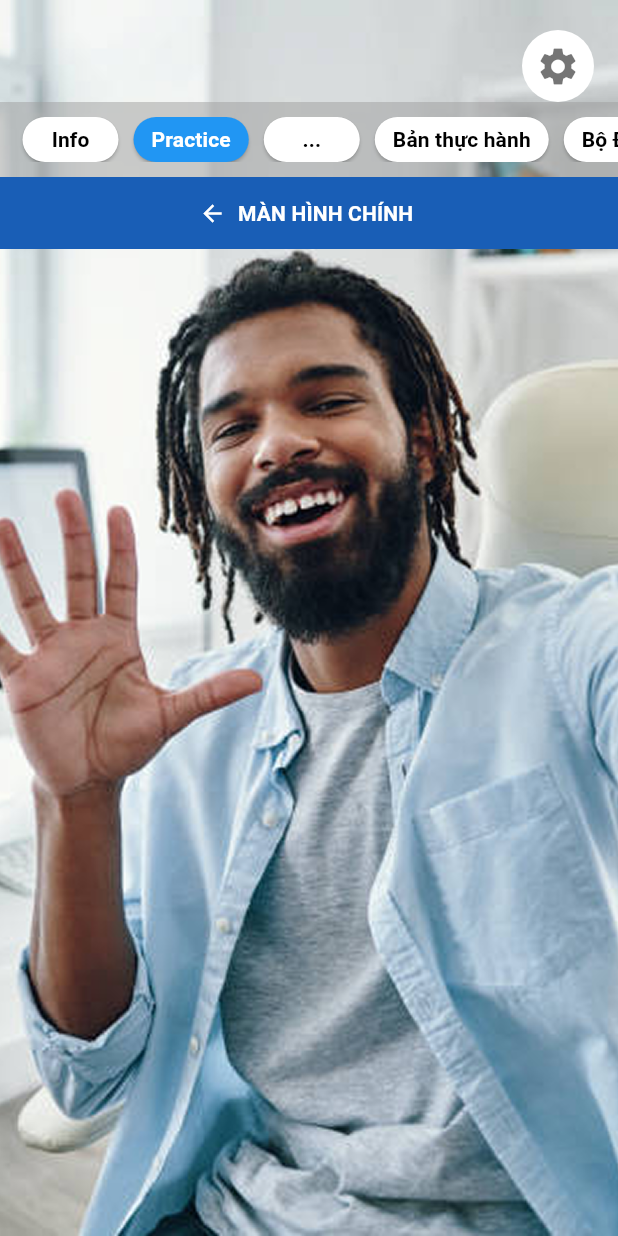
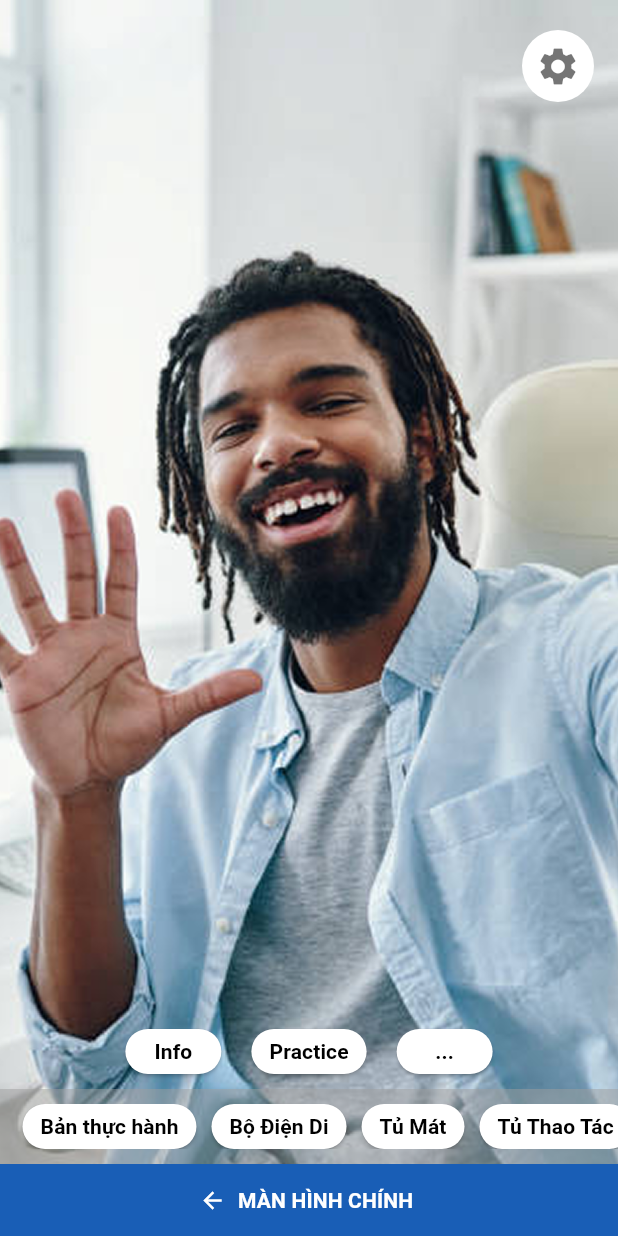
Before and after one commit to Khoa280703/btl_mobile, a Flutter app: the ButtonPage screen opened directly, on a phone screen of 412 x 824 dp. Run offline on Flutter 3.47's test engine with Material 3 defaults, Android fonts, the light colour scheme and no system bars; our stand-ins replace camera.

Commit message:
activr butotn

```diff
--- a/lib/views/button_page.dart
+++ b/lib/views/button_page.dart
@@ -1,6 +1,13 @@
 import 'package:flutter/material.dart';
 
-class ButtonPage extends StatelessWidget {
+class ButtonPage extends StatefulWidget {
+  @override
+  _ButtonPageState createState() => _ButtonPageState();
+}
+
+class _ButtonPageState extends State<ButtonPage> {
+  String _selectedButton = ''; // Stores the currently selected button
+
   @override
   Widget build(BuildContext context) {
     return Scaffold(
@@ -11,12 +18,11 @@ class ButtonPage extends StatelessWidget {
             // Full-screen background image
             Positioned.fill(
               child: Image.asset(
-                'assets/images/anh_da_den_high_five.png', // Change this to your actual image
-                fit: BoxFit.cover, // Make the image cover the whole screen
+                'assets/images/anh_da_den_high_five.png',
+                fit: BoxFit.cover,
               ),
             ),
 
-            // Overlay content
             Column(
               children: [
                 const SizedBox(height: 20),
@@ -29,48 +35,56 @@ class ButtonPage extends StatelessWidget {
                     children: [
                       Container(
                         decoration: const BoxDecoration(
-                          color: Colors.white, // Background color
-                          shape: BoxShape.circle, // Circular shape
+                          color: Colors.white,
+                          shape: BoxShape.circle,
                         ),
                         child: IconButton(
-                          icon:
-                              const Icon(Icons.settings, color: Colors.black54),
-                          iconSize: 30, // Adjust icon size
-                          splashRadius: 24, // Ripple effect size
-                          onPressed: () {
-                            // Handle settings action
-                          },
+                          icon: const Icon(Icons.settings, color: Colors.black54),
+                          iconSize: 30,
+                          splashRadius: 24,
+                          onPressed: () {},
                         ),
                       ),
                     ],
                   ),
                 ),
 
+                const Spacer(),
 
-                // Horizontal button list with semi-transparent background
+                // First row of buttons (Centered)
                 Container(
-                  height: 50, // Set the height of the container
-                  color: Colors.grey
-                      .withOpacity(0.5), // Gray background with opacity
-                  padding: EdgeInsets.symmetric(vertical: 10),
+                  height: 50,
+                  padding: const EdgeInsets.symmetric(vertical: 10),
                   child: Align(
-                    alignment:
-                        Alignment.center, // Center buttons inside the container
+                    alignment: Alignment.center,
+                    child: Row(
+                      mainAxisAlignment: MainAxisAlignment.center,
+                      children: [
+                        _buildRoundButton('Info'),
+                        const SizedBox(width: 10),
+                        _buildRoundButton('Practice'),
+                        const SizedBox(width: 10),
+                        _buildRoundButton('...'),
+                      ],
+                    ),
+                  ),
+                ),
+
+                // Second row of buttons (Scrollable)
+                Container(
+                  height: 50,
+                  color: Colors.grey.withOpacity(0.5),
+                  padding: const EdgeInsets.symmetric(vertical: 10),
+                  child: Align(
+                    alignment: Alignment.center,
                     child: ListView(
                       scrollDirection: Axis.horizontal,
                       padding: const EdgeInsets.symmetric(horizontal: 10),
                       children: [
-                        _buildRoundButton('Info', Colors.white, Colors.black),
-                        _buildRoundButton(
-                            'Practice', Colors.blue, Colors.white),
-                        _buildRoundButton('...', Colors.white, Colors.black),
-                        _buildRoundButton(
-                            'Bản thực hành', Colors.white, Colors.black),
-                        _buildRoundButton(
-                            'Bộ Điện Di', Colors.white, Colors.black),
-                        _buildRoundButton('Tủ Mát', Colors.white, Colors.black),
-                        _buildRoundButton(
-                            'Tủ Thao Tác', Colors.white, Colors.black),
+                        _buildRoundButton('Bản thực hành'),
+                        _buildRoundButton('Bộ Điện Di'),
+                        _buildRoundButton('Tủ Mát'),
+                        _buildRoundButton('Tủ Thao Tác'),
                       ],
                     ),
                   ),
@@ -79,7 +93,7 @@ class ButtonPage extends StatelessWidget {
                 // Bottom navigation button
                 Container(
                   width: double.infinity,
-                  color: const Color.fromRGBO(25, 94, 182, 1), // Blue
+                  color: const Color.fromRGBO(25, 94, 182, 1),
                   child: TextButton.icon(
                     onPressed: () {
                       Navigator.pop(context);
@@ -94,8 +108,6 @@ class ButtonPage extends StatelessWidget {
                     ),
                   ),
                 ),
-
-                const SizedBox(height: 10),
               ],
             ),
           ],
@@ -104,31 +116,36 @@ class ButtonPage extends StatelessWidget {
     );
   }
 
-  Widget _buildRoundButton(String label, Color bgColor, Color textColor) {
+  // Button Builder
+  Widget _buildRoundButton(String label) {
+    bool isSelected = _selectedButton == label; // Check if the button is selected
+
     return Padding(
       padding: const EdgeInsets.symmetric(horizontal: 5),
       child: ConstrainedBox(
         constraints: const BoxConstraints(
-          minHeight: 30, // Minimum height to keep the button short
-          maxHeight: 30, // Maximum height to prevent it from expanding
+          minHeight: 30,
+          maxHeight: 30,
         ),
         child: ElevatedButton(
-          onPressed: () {},
+          onPressed: () {
+            setState(() {
+              _selectedButton = label; // Update the selected button
+            });
+          },
           style: ElevatedButton.styleFrom(
-            backgroundColor: bgColor,
-            foregroundColor: textColor,
-            padding: const EdgeInsets.symmetric(
-                horizontal: 12), // Keep padding only for width
+            backgroundColor: isSelected ? Colors.blue : Colors.white, // Change color
+            foregroundColor: isSelected ? Colors.white : Colors.black, // Change text color
+            padding: const EdgeInsets.symmetric(horizontal: 12),
             shape: RoundedRectangleBorder(
-              borderRadius:
-                  BorderRadius.circular(25), // Increased border radius
+              borderRadius: BorderRadius.circular(25),
             ),
           ),
           child: Text(
             label,
             style: const TextStyle(
               fontSize: 14,
-              fontWeight: FontWeight.bold, // Make text bold
+              fontWeight: FontWeight.bold,
             ),
           ),
         ),
```
